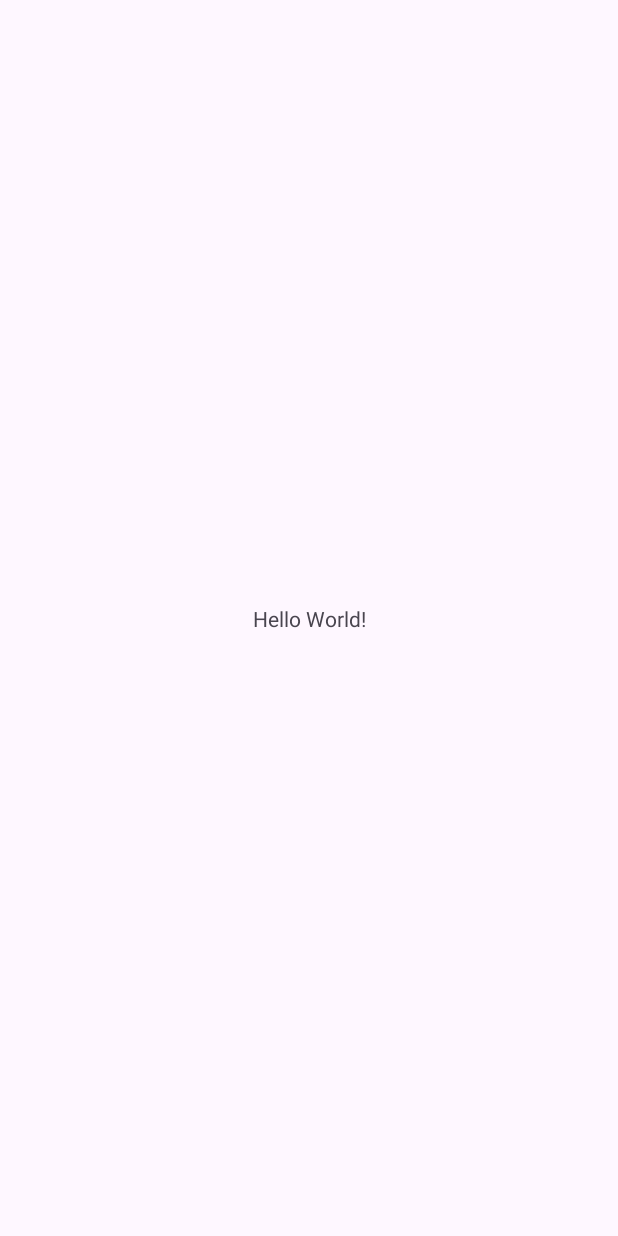
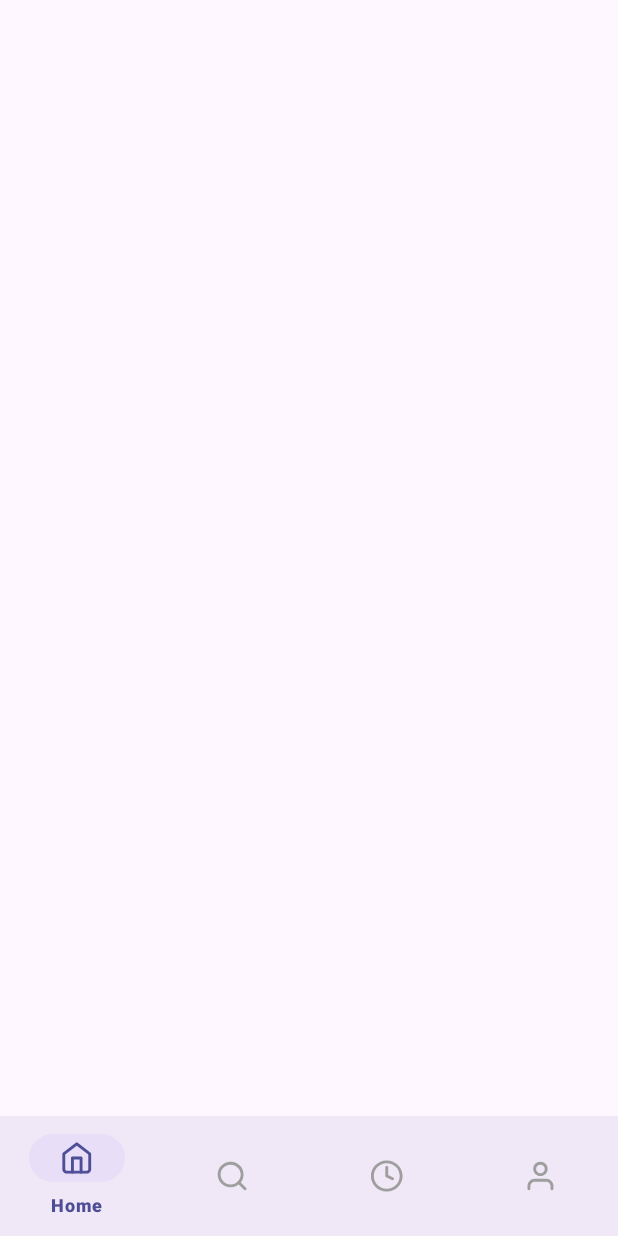
Before and after one commit to AND102-19/Cinemania, an Android app: the screen it shows after launch (MainActivity), on a phone screen of 412 x 824 dp. Before the commit the screen is almost empty. Run offline under Robolectric (Android 15) with nearby library versions, the phone set to English and light mode, and no system bars.

Commit message:
Add layout

```diff
--- a/app/build.gradle.kts
+++ b/app/build.gradle.kts
@@ -5,7 +5,7 @@ plugins {
 
 android {
     namespace = "com.and102.cinemania"
-    compileSdk = 33
+    compileSdk = 34
 
     defaultConfig {
         applicationId = "com.and102.cinemania"
--- /dev/null
+++ b/app/src/main/res/color/bottom_nav_item_color.xml
@@ -0,0 +1,5 @@
+<?xml version="1.0" encoding="utf-8"?>
+<selector xmlns:android="http://schemas.android.com/apk/res/android">
+    <item android:color="#4E4E97" android:state_checked="true" />
+    <item android:color="#9E9E9E" android:state_checked="false" />
+</selector>
--- /dev/null
+++ b/app/src/main/res/drawable/history_ic.xml
@@ -0,0 +1,14 @@
+<vector xmlns:android="http://schemas.android.com/apk/res/android"
+    android:width="25dp"
+    android:height="24dp"
+    android:viewportWidth="25"
+    android:viewportHeight="24">
+  <path
+      android:pathData="M12.333,3C7.363,3 3.333,7.029 3.333,12C3.333,16.971 7.363,21 12.333,21C17.304,21 21.333,16.971 21.333,12C21.333,7.029 17.304,3 12.333,3ZM1.333,12C1.333,5.925 6.258,1 12.333,1C18.409,1 23.333,5.925 23.333,12C23.333,18.075 18.409,23 12.333,23C6.258,23 1.333,18.075 1.333,12Z"
+      android:fillColor="#484C52"
+      android:fillType="evenOdd"/>
+  <path
+      android:pathData="M12.333,5C12.886,5 13.333,5.448 13.333,6V11.382L16.781,13.106C17.274,13.353 17.475,13.953 17.228,14.447C16.981,14.941 16.38,15.141 15.886,14.894L11.886,12.894C11.547,12.725 11.333,12.379 11.333,12V6C11.333,5.448 11.781,5 12.333,5Z"
+      android:fillColor="#484C52"
+      android:fillType="evenOdd"/>
+</vector>
--- /dev/null
+++ b/app/src/main/res/drawable/home_ic.xml
@@ -0,0 +1,14 @@
+<vector xmlns:android="http://schemas.android.com/apk/res/android"
+    android:width="25dp"
+    android:height="24dp"
+    android:viewportWidth="25"
+    android:viewportHeight="24">
+  <path
+      android:pathData="M11.719,1.211C12.08,0.93 12.586,0.93 12.947,1.211L21.947,8.211C22.191,8.4 22.333,8.691 22.333,9V20C22.333,20.796 22.017,21.559 21.455,22.121C20.892,22.684 20.129,23 19.333,23H5.333C4.538,23 3.775,22.684 3.212,22.121C2.649,21.559 2.333,20.796 2.333,20V9C2.333,8.691 2.476,8.4 2.719,8.211L11.719,1.211ZM4.333,9.489V20C4.333,20.265 4.439,20.52 4.626,20.707C4.814,20.895 5.068,21 5.333,21H19.333C19.598,21 19.853,20.895 20.04,20.707C20.228,20.52 20.333,20.265 20.333,20V9.489L12.333,3.267L4.333,9.489Z"
+      android:fillColor="#484C52"
+      android:fillType="evenOdd"/>
+  <path
+      android:pathData="M8.333,12C8.333,11.448 8.781,11 9.333,11H15.333C15.886,11 16.333,11.448 16.333,12V22C16.333,22.552 15.886,23 15.333,23C14.781,23 14.333,22.552 14.333,22V13H10.333V22C10.333,22.552 9.886,23 9.333,23C8.781,23 8.333,22.552 8.333,22V12Z"
+      android:fillColor="#484C52"
+      android:fillType="evenOdd"/>
+</vector>
--- /dev/null
+++ b/app/src/main/res/drawable/profile_ic.xml
@@ -0,0 +1,14 @@
+<vector xmlns:android="http://schemas.android.com/apk/res/android"
+    android:width="25dp"
+    android:height="24dp"
+    android:viewportWidth="25"
+    android:viewportHeight="24">
+  <path
+      android:pathData="M4.576,15.465C5.513,14.527 6.785,14 8.111,14H16.111C17.437,14 18.709,14.527 19.647,15.465C20.584,16.402 21.111,17.674 21.111,19V21C21.111,21.552 20.663,22 20.111,22C19.559,22 19.111,21.552 19.111,21V19C19.111,18.204 18.795,17.441 18.232,16.879C17.67,16.316 16.907,16 16.111,16H8.111C7.315,16 6.552,16.316 5.99,16.879C5.427,17.441 5.111,18.204 5.111,19V21C5.111,21.552 4.663,22 4.111,22C3.559,22 3.111,21.552 3.111,21V19C3.111,17.674 3.638,16.402 4.576,15.465Z"
+      android:fillColor="#484C52"
+      android:fillType="evenOdd"/>
+  <path
+      android:pathData="M12.111,4C10.454,4 9.111,5.343 9.111,7C9.111,8.657 10.454,10 12.111,10C13.768,10 15.111,8.657 15.111,7C15.111,5.343 13.768,4 12.111,4ZM7.111,7C7.111,4.239 9.35,2 12.111,2C14.873,2 17.111,4.239 17.111,7C17.111,9.761 14.873,12 12.111,12C9.35,12 7.111,9.761 7.111,7Z"
+      android:fillColor="#484C52"
+      android:fillType="evenOdd"/>
+</vector>
--- /dev/null
+++ b/app/src/main/res/drawable/search_ic.xml
@@ -0,0 +1,14 @@
+<vector xmlns:android="http://schemas.android.com/apk/res/android"
+    android:width="25dp"
+    android:height="24dp"
+    android:viewportWidth="25"
+    android:viewportHeight="24">
+  <path
+      android:pathData="M11.556,4C7.69,4 4.556,7.134 4.556,11C4.556,14.866 7.69,18 11.556,18C15.422,18 18.556,14.866 18.556,11C18.556,7.134 15.422,4 11.556,4ZM2.556,11C2.556,6.029 6.585,2 11.556,2C16.526,2 20.556,6.029 20.556,11C20.556,15.971 16.526,20 11.556,20C6.585,20 2.556,15.971 2.556,11Z"
+      android:fillColor="#484C52"
+      android:fillType="evenOdd"/>
+  <path
+      android:pathData="M16.499,15.943C16.889,15.552 17.522,15.552 17.913,15.943L22.263,20.293C22.653,20.683 22.653,21.317 22.263,21.707C21.872,22.098 21.239,22.098 20.848,21.707L16.499,17.357C16.108,16.967 16.108,16.333 16.499,15.943Z"
+      android:fillColor="#484C52"
+      android:fillType="evenOdd"/>
+</vector>
--- a/app/src/main/res/layout/activity_main.xml
+++ b/app/src/main/res/layout/activity_main.xml
@@ -6,13 +6,16 @@
     android:layout_height="match_parent"
     tools:context=".MainActivity">
 
-    <TextView
-        android:layout_width="wrap_content"
+    <com.google.android.material.bottomnavigation.BottomNavigationView
+        android:id="@+id/bottom_navigation"
+        android:layout_width="0dp"
         android:layout_height="wrap_content"
-        android:text="Hello World!"
-        app:layout_constraintBottom_toBottomOf="parent"
+        app:menu="@menu/bottom_nav_menu"
+        android:background="?android:attr/windowBackground"
+        app:itemIconTint="@color/bottom_nav_item_color"
+        app:itemTextColor="@color/bottom_nav_item_color"
+        app:layout_constraintStart_toStartOf="parent"
         app:layout_constraintEnd_toEndOf="parent"
-        app:layout_constraintStart_toStartOf="parent"
-        app:layout_constraintTop_toTopOf="parent" />
+        app:layout_constraintBottom_toBottomOf="parent"/>
 
 </androidx.constraintlayout.widget.ConstraintLayout>
--- /dev/null
+++ b/app/src/main/res/menu/bottom_nav_menu.xml
@@ -0,0 +1,19 @@
+<menu xmlns:android="http://schemas.android.com/apk/res/android">
+    <item
+        android:id="@+id/home_nav"
+        android:icon="@drawable/home_ic"
+        android:title="Home" />
+    <item
+        android:id="@+id/search_nav"
+        android:icon="@drawable/search_ic"
+        android:title="Search" />
+    <item
+        android:id="@+id/history_nav"
+        android:icon="@drawable/history_ic"
+        android:title="History" />
+    <item
+        android:id="@+id/profile_nav"
+        android:icon="@drawable/profile_ic"
+        android:title="Profile" />
+
+</menu>
--- a/app/src/main/res/values/strings.xml
+++ b/app/src/main/res/values/strings.xml
@@ -1,3 +1,5 @@
 <resources>
     <string name="app_name">Cinemania</string>
+    <!-- TODO: Remove or change this placeholder text -->
+    <string name="hello_blank_fragment">Hello blank fragment</string>
 </resources>
```
Also changed, not shown: app/src/main/java/com/and102/cinemania/HomePageFragment.kt (added, +59 -0 lines), app/src/main/res/layout/fragment_home_page.xml (added, +34 -0 lines), app/src/main/res/layout/movie_item.xml (added, +44 -0 lines).
